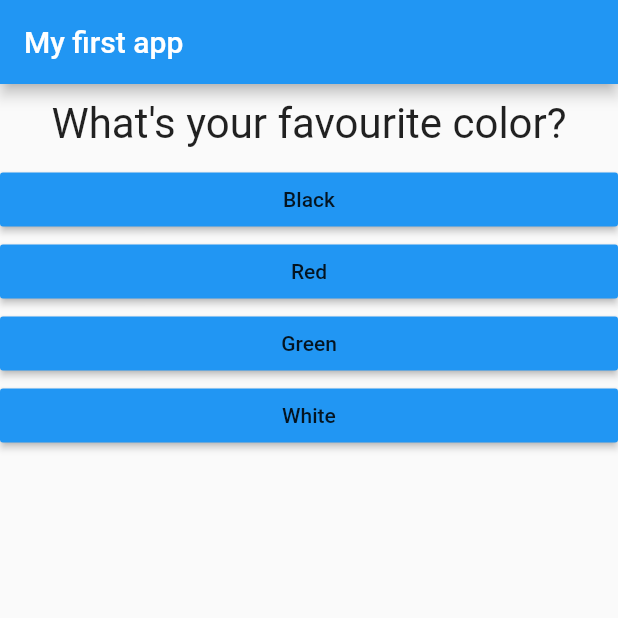
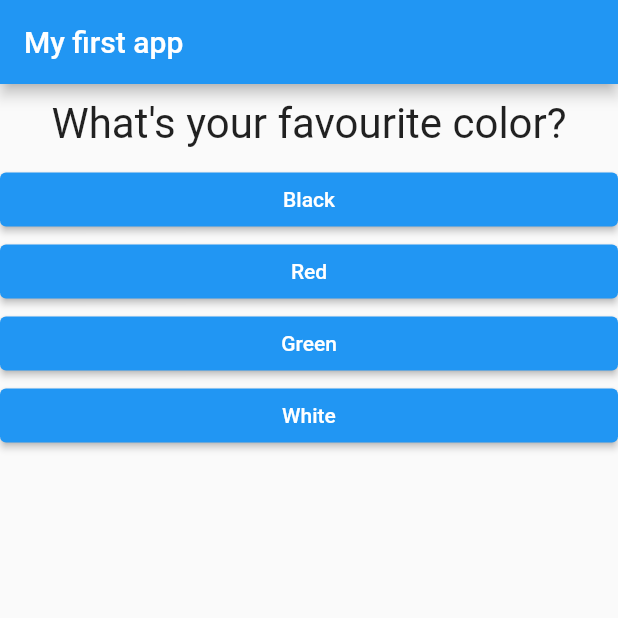
Before and after one commit to LodewykRoux/QuizApp, a Flutter app: the screen it shows after launch, on a phone screen of 412 x 824 dp, the top half of it. Run offline on Flutter 3.47's test engine with Material 2 defaults, Android fonts, the phone set to English and light mode, and no system bars.

Commit message:
updated outdated button

```diff
--- a/lib/answer.dart
+++ b/lib/answer.dart
@@ -9,8 +9,11 @@ class Answer extends StatelessWidget {
   Widget build(BuildContext context) {
     return Container(
       width: double.infinity,
-      child: RaisedButton(
-        color: Colors.blue,
+      child: ElevatedButton(
+        style: ElevatedButton.styleFrom(
+          primary: Colors.blue,
+          onPrimary: Colors.white,
+        ),
         child: Text(answertext),
         onPressed: () {
           func();
```
